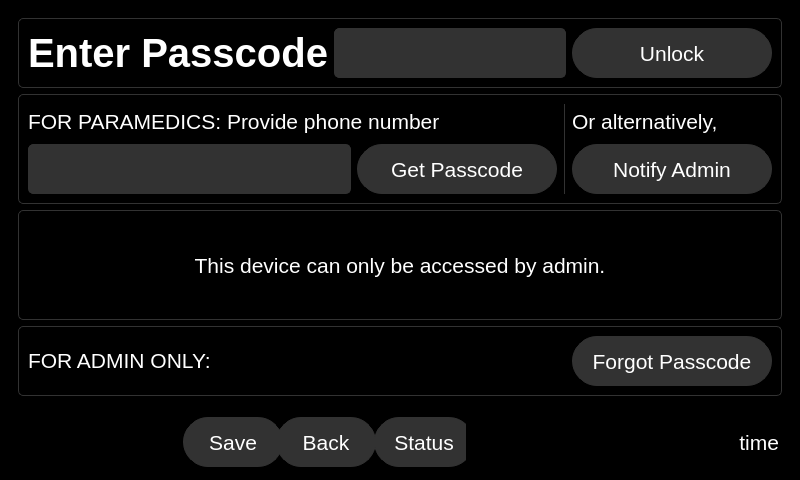
Old version of the form qt_design/main_window.ui in the repository zyl120/Naloxone_Safety_Kit.
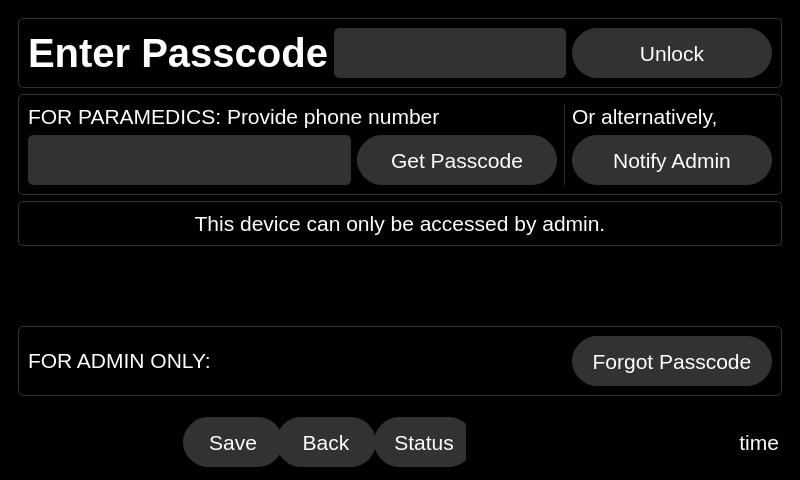
New version of the form. The open tabs and pages were chosen to show the change. Icons and pictures are not drawn.

Commit message: set passcode line signal slot pair

```diff
--- a/qt_design/main_window.ui
+++ b/qt_design/main_window.ui
@@ -4969,6 +4969,19 @@
             </layout>
            </widget>
           </item>
+          <item>
+           <spacer name="verticalSpacer_10">
+            <property name="orientation">
+             <enum>Qt::Vertical</enum>
+            </property>
+            <property name="sizeHint" stdset="0">
+             <size>
+              <width>20</width>
+              <height>40</height>
+             </size>
+            </property>
+           </spacer>
+          </item>
           <item>
            <widget class="QFrame" name="frame_6">
             <property name="sizePolicy">
```
Left out of the diff: 21 changed lines with no effect on the pictures. The commit also changes 2 other files.
